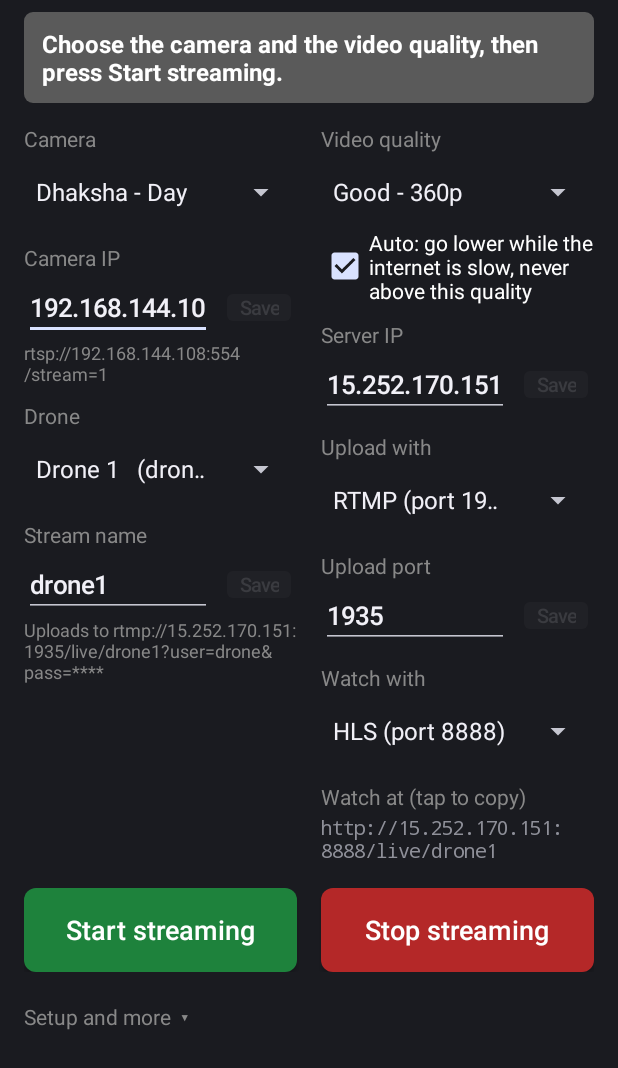
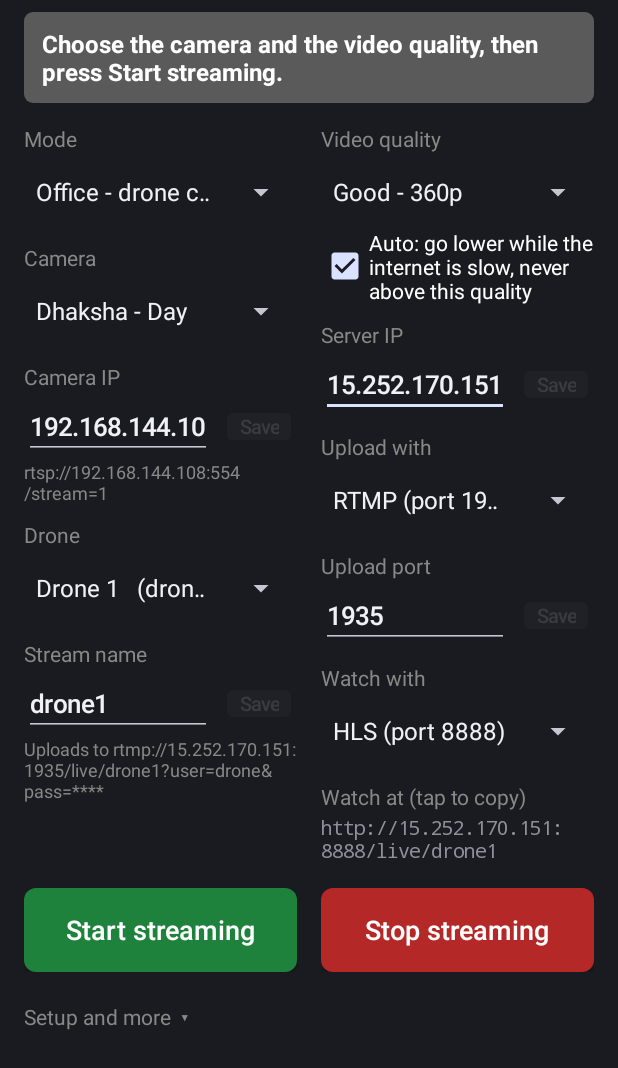
Before and after one commit to mariappanchellam/qgroundcontrol-v4.2.3, an Android app: the screen it shows after launch (MainActivity), on a phone screen of 412 x 824 dp, the part 168-1236 px from its top. Run offline under Robolectric (Android 15) with nearby library versions, the phone set to English and light mode, and no system bars.

Commit message:
feat(dhaksha-key): Office and Home modes on the screen (4.8)
A Mode choice above the camera. Office streams the drone camera, as
before. Home sends a video file again and again in place of the camera,
at its real speed and with a made-up position, so the upload, the Auto
quality and the server can be tested without a drone: test.mp4, or else
the newest .mp4, in the phone's Download folder. A missing file is
reported on the screen.

Co-Authored-By: Claude Fable 5.2 <noreply@anthropic.com>
Claude-Session: https://claude.ai/code/session_01DRpwcSNKG1Zcnq5aNBpz9b

```diff
--- a/tools/dhaksha/key-android/app/build.gradle
+++ b/tools/dhaksha/key-android/app/build.gradle
@@ -10,8 +10,8 @@ android {
         applicationId 'com.dhaksha.key'
         minSdk 21
         targetSdk 28
-        versionCode 20
-        versionName '4.7'
+        versionCode 21
+        versionName '4.8'
     }
 
     compileOptions {
--- a/tools/dhaksha/key-android/app/src/main/java/com/dhaksha/key/MainActivity.java
+++ b/tools/dhaksha/key-android/app/src/main/java/com/dhaksha/key/MainActivity.java
@@ -84,6 +84,7 @@ public class MainActivity extends Activity {
 
     private SharedPreferences prefs;
     private TextView banner;
+    private Spinner modeSpinner;
     private Spinner cameraSpinner;
     private Spinner qualitySpinner;
     private CheckBox autoQuality;
@@ -122,6 +123,7 @@ public class MainActivity extends Activity {
     private long netAt;
     private long dropAt;
     private long uploadAt;
+    private long noVideoAt;
     private String problemStream = "";
 
     @Override
@@ -159,7 +161,12 @@ public class MainActivity extends Activity {
         LinearLayout left = column(columns, 0);
         LinearLayout right = column(columns, dp(16));
 
-        // Left: camera, its IP, drone number
+        // Left: mode, camera, its IP, drone number
+        addLabel(left, "Mode");
+        modeSpinner = addSpinner(left, new String[] {
+                "Office - drone camera",
+                "Home - test video, no camera" }, prefs.getInt("mode", 0));
+
         addLabel(left, "Camera");
         String[] cameraNames = new String[StreamScripts.CAMERAS.length];
         for (int i = 0; i < cameraNames.length; i++) {
@@ -275,6 +282,7 @@ public class MainActivity extends Activity {
         scroll.addView(page);
         setContentView(scroll);
 
+        modeSpinner.setOnItemSelectedListener(new SimpleSelection(this::showCamera));
         cameraSpinner.setOnItemSelectedListener(new SimpleSelection(this::showCamera));
         droneSpinner.setOnItemSelectedListener(new SimpleSelection(this::showStreamNames));
         qualitySpinner.setOnItemSelectedListener(new SimpleSelection(this::refresh));
@@ -326,6 +334,7 @@ public class MainActivity extends Activity {
             statusSocket = null;
         }
         prefs.edit()
+                .putInt("mode", modeSpinner.getSelectedItemPosition())
                 .putString("cameraTag", camera().fileTag)
                 .putInt("drone", droneSpinner.getSelectedItemPosition())
                 .putInt("quality", qualitySpinner.getSelectedItemPosition())
@@ -379,7 +388,7 @@ public class MainActivity extends Activity {
     private void saveStreamNames(boolean announce) {
         SharedPreferences.Editor edit = prefs.edit()
                 .putString("name_" + camera().fileTag + "_" + droneNumber(), text(dayName));
-        if (camera().dual()) {
+        if (dual()) {
             edit.putString("night_" + camera().fileTag + "_" + droneNumber(), text(nightName));
         }
         edit.apply();
@@ -398,7 +407,19 @@ public class MainActivity extends Activity {
     }
 
     /** Shows the chosen camera with its saved IP; an unsaved edit of the previous camera's IP is dropped. */
+    /** Home mode: the test video from the phone's Download folder is sent instead of the camera. */
+    private boolean home() {
+        return modeSpinner.getSelectedItemPosition() == 1;
+    }
+
+    /** The camera sends a second (night) stream and it is in use. */
+    private boolean dual() {
+        return !home() && camera().dual();
+    }
+
     private void showCamera() {
+        cameraSpinner.setEnabled(!home());
+        cameraIp.setEnabled(!home());
         cameraIp.setText(savedCameraIp());
         showStreamNames();
     }
@@ -407,7 +428,7 @@ public class MainActivity extends Activity {
     private void showStreamNames() {
         dayName.setText(savedDayName());
         nightName.setText(savedNightName());
-        int night = camera().dual() ? View.VISIBLE : View.GONE;
+        int night = dual() ? View.VISIBLE : View.GONE;
         nightLabel.setVisibility(night);
         nightRow.setVisibility(night);
         refresh();
@@ -425,8 +446,11 @@ public class MainActivity extends Activity {
         setSaveEnabled(saveNightName, !text(nightName).equals(savedNightName()));
         setSaveEnabled(saveUploadPort, !text(uploadPort).equals(savedUploadPort()));
         StreamScripts.Camera camera = camera();
-        String night = camera.nightRtsp(text(cameraIp));
-        cameraAddress.setText(camera.rtsp(text(cameraIp)) + (night == null ? "" : "\n" + night));
+        String night = home() ? null : camera.nightRtsp(text(cameraIp));
+        cameraAddress.setText(home()
+                ? "Home: plays " + StreamScripts.TEST_VIDEO + " (or the newest .mp4) from the phone's Download "
+                  + "folder again and again, in place of the camera."
+                : camera.rtsp(text(cameraIp)) + (night == null ? "" : "\n" + night));
         String server = text(serverIp);
         int port = port();
         uploadAddress.setText("Uploads to " + StreamScripts.uploadUrl(upload(), server, port, text(dayName))
@@ -472,7 +496,7 @@ public class MainActivity extends Activity {
 
     /** The night stream name, or null when the camera sends one stream. */
     private String nightStream() {
-        return camera().dual() ? text(nightName) : null;
+        return dual() ? text(nightName) : null;
     }
 
     /** The built-in server password, or the one an earlier version let the operator save */
@@ -487,7 +511,7 @@ public class MainActivity extends Activity {
         if (checking) {
             return;
         }
-        final String rtsp = camera().rtsp(text(cameraIp));
+        final String rtsp = home() ? null : camera().rtsp(text(cameraIp));
         String problem = StreamScripts.validate(rtsp, text(serverIp), droneNumber(), password(), port(),
                                                 text(dayName), nightStream());
         if (problem != null) {
@@ -499,7 +523,7 @@ public class MainActivity extends Activity {
         saveServerIp(false);
         saveStreamNames(false);
         saveUploadPort(false);
-        if (skipCameraCheck) {
+        if (skipCameraCheck || home()) {
             saveAndRun(rtsp);
             return;
         }
@@ -523,9 +547,9 @@ public class MainActivity extends Activity {
     }
 
     private void saveAndRun(String rtsp) {
-        StreamScripts.Camera camera = camera();
-        String scriptPath = camera.scriptPath();
-        String nightRtsp = camera.nightRtsp(text(cameraIp));
+        StreamScripts.Camera camera = home() ? null : camera();
+        String scriptPath = home() ? StreamScripts.HOME_SCRIPT : camera.scriptPath();
+        String nightRtsp = home() ? null : camera.nightRtsp(text(cameraIp));
         String stream = StreamScripts.streamScript(camera, rtsp, nightRtsp, text(serverIp), text(dayName),
                 nightStream(), password(), quality(), autoQuality.isChecked(), true, upload(), port(), watch());
         String reader = readAsset("dhaksha_telemetry.py");
@@ -536,7 +560,7 @@ public class MainActivity extends Activity {
         if (runInTermux(StreamScripts.saveAndStartCommand(scriptPath, stream, reader), false)) {
             startAnyway.setVisibility(View.GONE);
             streaming = true;
-            liveAt = slowAt = cameraAt = netAt = dropAt = uploadAt = 0;
+            liveAt = slowAt = cameraAt = netAt = dropAt = uploadAt = noVideoAt = 0;
             liveHeight = 0;
             showBanner("Starting " + text(dayName) + " at " + quality().label + " with " + upload().name
                     + ". The Termux window shows its progress. A log of this run is saved in the phone's Download/"
@@ -620,6 +644,9 @@ public class MainActivity extends Activity {
         case "UPLOAD":
             uploadAt = now;
             break;
+        case "NOVIDEO":
+            noVideoAt = now;
+            break;
         default:
             return;
         }
@@ -633,8 +660,11 @@ public class MainActivity extends Activity {
             return;
         }
         long now = SystemClock.elapsedRealtime();
-        String which = camera().dual() && problemStream.equals(text(nightName)) ? "Night camera: " : "";
-        if (uploadAt > 0 && now - uploadAt < PROBLEM_SHOWN_MS) {
+        String which = dual() && problemStream.equals(text(nightName)) ? "Night camera: " : "";
+        if (noVideoAt > 0 && now - noVideoAt < PROBLEM_SHOWN_MS) {
+            showBanner("Home mode: no video file found. Copy " + StreamScripts.TEST_VIDEO + " (any .mp4) to the phone's "
+                    + "Download folder, run  termux-setup-storage  once in Termux, then press Start streaming again.", RED);
+        } else if (uploadAt > 0 && now - uploadAt < PROBLEM_SHOWN_MS) {
             showBanner("This phone's ffmpeg cannot upload with " + upload().name + ". Run  pkg upgrade ffmpeg  "
                     + "in Termux, or choose RTMP (viewers can still watch over WebRTC).", RED);
         } else if (slowAt > 0 && now - slowAt < PROBLEM_SHOWN_MS) {
@@ -643,7 +673,8 @@ public class MainActivity extends Activity {
             showBanner(which + "Data rate too low to stream video. Reduce resolution" + lower
                     + " and try again.", RED);
         } else if (cameraAt > 0 && now - cameraAt < PROBLEM_SHOWN_MS) {
-            showBanner(which + "No video from the camera. Check the camera is on and its IP is right.", RED);
+            showBanner(home() ? "The test video stopped moving. Restarting it..."
+                    : which + "No video from the camera. Check the camera is on and its IP is right.", RED);
         } else if (netAt > 0 && now - netAt < PROBLEM_SHOWN_MS) {
             showBanner(which + "Cannot reach the server. Check the internet (SIM / Wi-Fi), the server IP and the "
                     + "upload port.", RED);
--- a/tools/dhaksha/key-android/app/src/main/java/com/dhaksha/key/StreamScripts.java
+++ b/tools/dhaksha/key-android/app/src/main/java/com/dhaksha/key/StreamScripts.java
@@ -674,13 +674,22 @@ final class StreamScripts {
                 + "\"/sdcard/Download/" + TEST_VIDEO + "\"; do\n"
                 + "  if [ -r \"$f\" ]; then VIDEO=\"$f\"; break; fi\n"
                 + "done\n"
+                + "# No " + TEST_VIDEO + ": the newest .mp4 in the Download folder\n"
                 + "if [ -z \"$VIDEO\" ]; then\n"
-                + "  echo \"" + TEST_VIDEO + " not found. Copy it to the phone's Download folder, run  termux-setup-storage\"\n"
-                + "  echo \"once in Termux and allow access to files, then press OK in DhakshaKey again.\"\n"
+                + "  for d in \"$HOME/storage/shared/Download\" /sdcard/Download; do\n"
+                + "    f=$(ls -t \"$d\"/*.mp4 \"$d\"/*.MP4 2>/dev/null | head -n 1)\n"
+                + "    if [ -n \"$f\" ] && [ -r \"$f\" ]; then VIDEO=\"$f\"; break; fi\n"
+                + "  done\n"
+                + "fi\n"
+                + "if [ -z \"$VIDEO\" ]; then\n"
+                + "  echo \"No video file found. Copy " + TEST_VIDEO + " (any .mp4) to the phone's Download folder, run\"\n"
+                + "  echo \"termux-setup-storage  once in Termux and allow access to files, then press Start streaming again.\"\n"
+                + "  { echo \"NOVIDEO $DRONE\" > /dev/udp/127.0.0.1/" + STATUS_PORT + "; } 2>/dev/null\n"
                 + "  rm -f " + PID_FILE + "\n"
                 + "  exit 1\n"
                 + "fi\n"
                 + "echo \"Home test: sending $VIDEO again and again instead of the camera\"\n"
+                + "log_only \"home test video: $VIDEO\"\n"
                 + "\n";
     }
 
```
